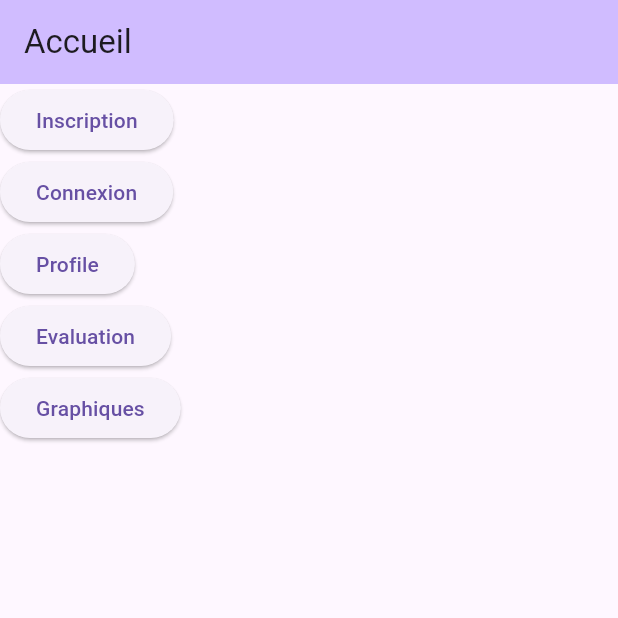
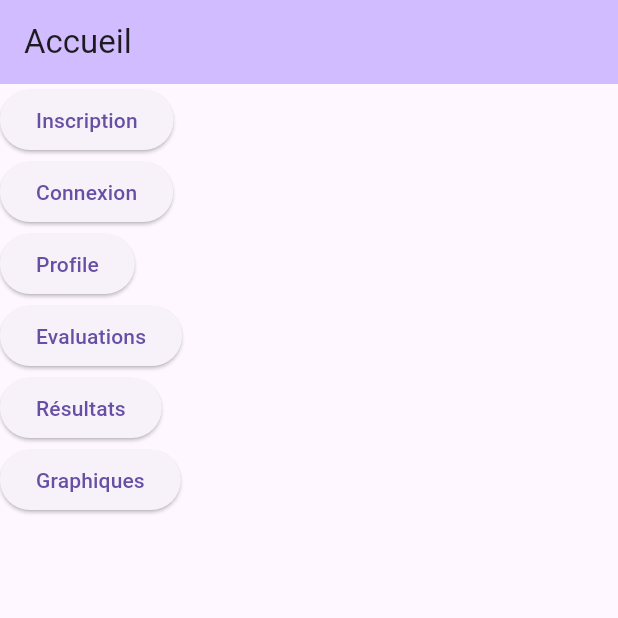
Before and after one commit to RomualdBR/Flutter-Cyclade, a Flutter app: the screen it shows after launch, on a phone screen of 412 x 824 dp, the top half of it. Run offline on Flutter 3.47's test engine with Material 3 defaults, Android fonts, the phone set to English and light mode, and no system bars; missing offline and left inert: mongo_dart.

Commit message:
create a fiew pages

```diff
--- a/lib/main.dart
+++ b/lib/main.dart
@@ -5,6 +5,8 @@ import 'package:flutter_cyclade/pages/connexion.dart';
 import 'package:flutter_cyclade/pages/profile.dart';
 import 'package:flutter_cyclade/pages/evaluations.dart';
 import 'package:flutter_cyclade/pages/graphiques.dart';
+import 'package:flutter_cyclade/pages/resultats.dart';
+
 
 
 
@@ -27,6 +29,7 @@ class MyApp extends StatelessWidget {
         '/profile': (context) => const ProfilePage(),
         '/evaluations': (context) => const EvaluationsPage(),
         '/graphiques': (context) => const GraphiquesPage(),
+        '/resultats': (context) => const ResultatsPage(),
       },
     );
   }
--- a/lib/pages/accueil.dart
+++ b/lib/pages/accueil.dart
@@ -31,11 +31,12 @@ class _MyHomePageState
   void evaluations() {
     Navigator.pushNamed(context, '/evaluations');
   }
+  void resultats() {
+    Navigator.pushNamed(context, '/resultats');
+  }
   void graphiques() {
     Navigator.pushNamed(context, '/graphiques');
   }
-
-
 
   @override
   Widget build(BuildContext context) {
@@ -64,7 +65,11 @@ class _MyHomePageState
         ),
         ElevatedButton(
           onPressed: evaluations,
-          child: const Text("Evaluation"),
+          child: const Text("Evaluations"),
+        ),
+        ElevatedButton(
+          onPressed: resultats,
+          child: const Text("Résultats"),
         ),
         ElevatedButton(
           onPressed: graphiques,
--- a/lib/pages/evaluations.dart
+++ b/lib/pages/evaluations.dart
@@ -32,7 +32,7 @@ class _MyHomePageState
             Theme.of(context)
                 .colorScheme
                 .inversePrimary,
-        title: const Text("Evaluation"),
+        title: const Text("Evaluations"),
       ),
       body: Column(
         crossAxisAlignment: CrossAxisAlignment.start,
```
Also changed, not shown: lib/pages/resultats.dart (added, +22 -0 lines).
